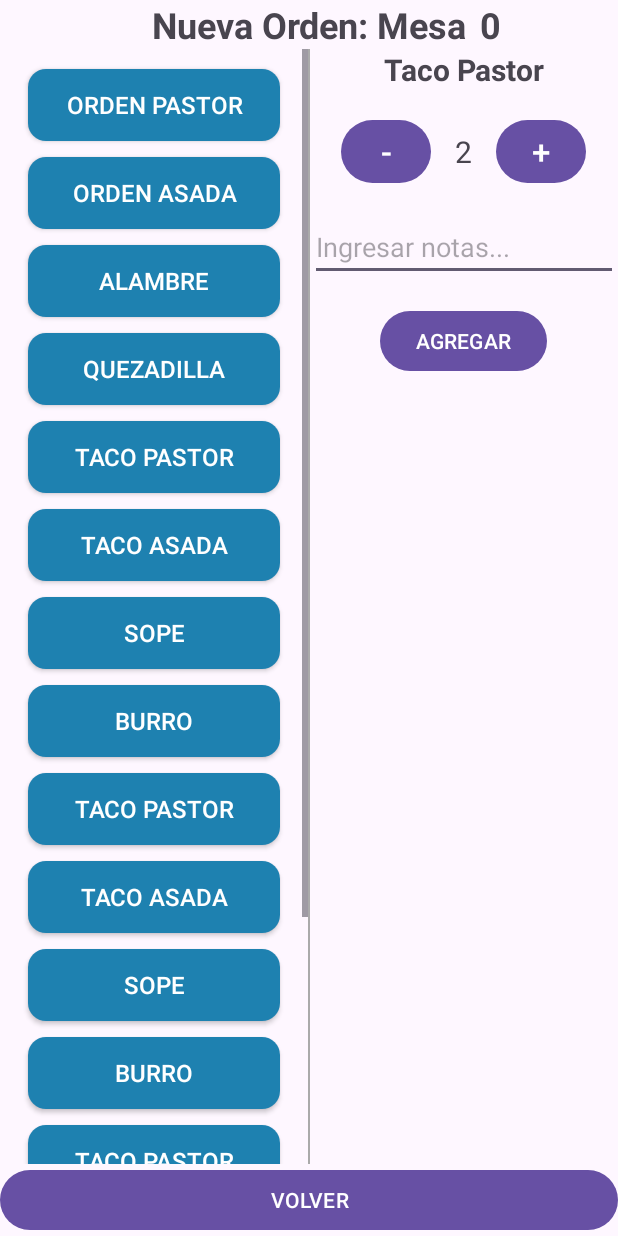
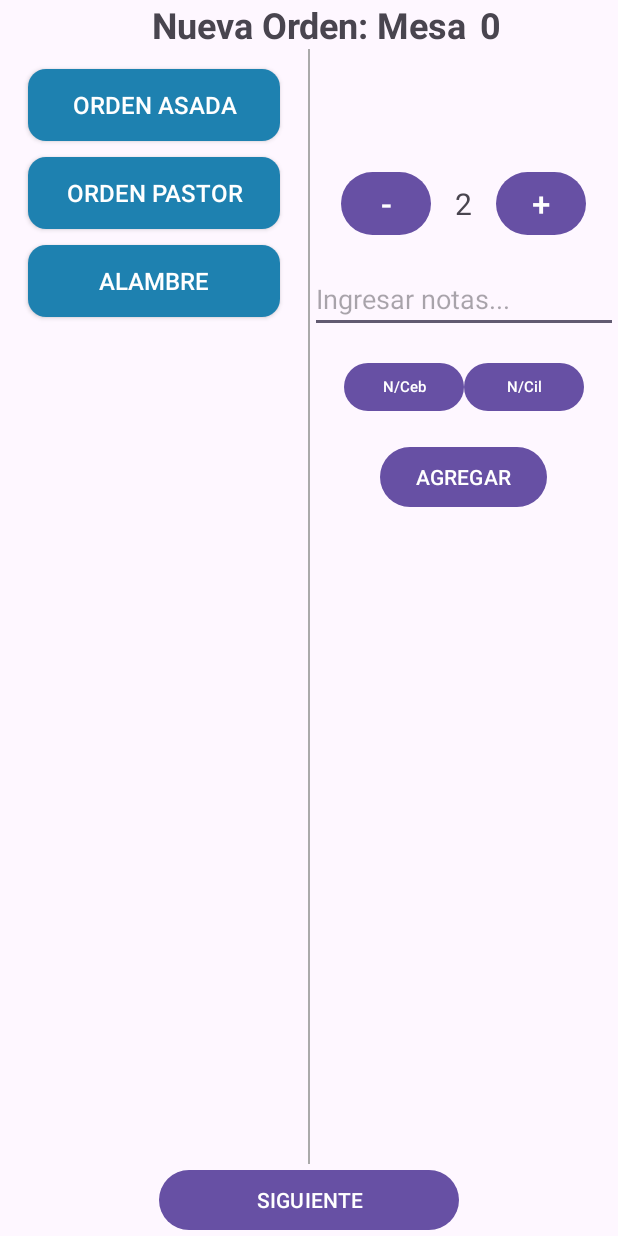
Before and after one commit to eveliastico/SAGV, an Android app: the Menu screen opened directly, with no data from a screen before it, on a phone screen of 412 x 824 dp. Run offline under Robolectric (Android 15) with nearby library versions, the phone set to English and light mode, and no system bars.

```diff
--- a/app/src/main/AndroidManifest.xml
+++ b/app/src/main/AndroidManifest.xml
@@ -12,6 +12,9 @@
         android:supportsRtl="true"
         android:theme="@style/Theme.SAGV"
         tools:targetApi="31">
+        <activity
+            android:name=".ResumenOrden"
+            android:exported="false" />
         <activity
             android:name=".Menu"
             android:exported="false" />
--- /dev/null
+++ b/app/src/main/java/app/strada/sagv/DataClasses/CategoriaProducto.kt
@@ -0,0 +1,7 @@
+package app.strada.sagv.DataClasses
+
+enum class CategoriaProducto {
+    POSTRE,
+    BEBIDA,
+    PLATILLO
+}
--- a/app/src/main/java/app/strada/sagv/DataClasses/Producto.kt
+++ b/app/src/main/java/app/strada/sagv/DataClasses/Producto.kt
@@ -1,3 +1,11 @@
 package app.strada.sagv.DataClasses
 
-data class Producto(var categoria: String, var detalles:String, var cantidad:Int)
+data class Producto(var id:Int, var nombre: String, var precio: Float, var descripcion: String, var categoriaProducto: CategoriaProducto) {
+    companion object {
+        private var ultimoId = 0
+        fun crear(nombre: String, precio: Float, descripcion: String, categoriaProducto: CategoriaProducto): Producto {
+            val nuevoId = ++ultimoId
+            return Producto(nuevoId, nombre, precio, descripcion, categoriaProducto)
+        }
+    }
+}
--- a/app/src/main/java/app/strada/sagv/Menu.kt
+++ b/app/src/main/java/app/strada/sagv/Menu.kt
@@ -2,6 +2,7 @@ package app.strada.sagv
 
 import android.os.Bundle
 import android.widget.Button
+import android.widget.EditText
 import android.widget.LinearLayout
 import android.widget.TextView
 import android.widget.Toast
@@ -11,29 +12,20 @@ import androidx.appcompat.app.AppCompatActivity
 import androidx.core.content.ContextCompat
 import androidx.core.view.ViewCompat
 import androidx.core.view.WindowInsetsCompat
+import app.strada.sagv.DataClasses.CategoriaProducto
+import app.strada.sagv.DataClasses.ContenidoOrden
+import app.strada.sagv.DataClasses.Producto
 
 class Menu : AppCompatActivity() {
 
-    val btnDecrementar = findViewById<Button>(R.id.btnDecrementar)
-    val btnIncrementar = findViewById<Button>(R.id.btnIncrementar)
+    private lateinit var txtPlatilloSeleccionado: TextView
+    private val listaOrdenesMesa = mutableListOf<ContenidoOrden>()
+    private var productoSeleccionado: Producto? = null
 
-    private val platillos = listOf(
-        "Orden Pastor",
-        "Orden Asada",
-        "Alambre",
-        "Quezadilla",
-        "Taco Pastor",
-        "Taco Asada",
-        "Sope",
-        "Burro",
-        "Taco Pastor",
-        "Taco Asada",
-        "Sope",
-        "Burro",
-        "Taco Pastor",
-        "Taco Asada",
-        "Sope",
-        "Burro"
+    private val listaProductos = listOf(
+        Producto.crear("Orden Asada", 60.0f, "4 tacos de asada de puerco", CategoriaProducto.PLATILLO),
+        Producto.crear("Orden Pastor", 60.0f, "4 tacos de pastor de puerco", CategoriaProducto.PLATILLO),
+        Producto.crear("Alambre", 80.0f, "Carne, queso y verdura", CategoriaProducto.PLATILLO)
     )
 
     override fun onCreate(savedInstanceState: Bundle?) {
@@ -43,63 +35,69 @@ class Menu : AppCompatActivity() {
         ViewCompat.setOnApplyWindowInsetsListener(findViewById(R.id.main)) { v, insets ->
             val systemBars = insets.getInsets(WindowInsetsCompat.Type.systemBars())
             v.setPadding(systemBars.left, systemBars.top, systemBars.right, systemBars.bottom)
-
-            // Retornar el insets, ya que es necesario en este contexto
             return@setOnApplyWindowInsetsListener insets
         }
 
+        val btnDecrementar = findViewById<Button>(R.id.btnDecrementar)
+        val btnIncrementar = findViewById<Button>(R.id.btnIncrementar)
         val linearPlatillos = findViewById<LinearLayout>(R.id.linearPlatillos)
+        val txtCantidad = findViewById<TextView>(R.id.txtCantidad)
+        txtPlatilloSeleccionado = findViewById<TextView>(R.id.txtPlatilloSeleccionado)
+        val btnAgregarOrden = findViewById<Button>(R.id.btnAgregar)
+        val etNotas = findViewById<EditText>(R.id.editNotas)
 
-        // Crear botones dinámicos
         agregarBotonesDinamicos(linearPlatillos)
 
-        // Obtener el parametro después de haber configurado la vista
-        val parametro = intent.getStringExtra("categoria")
-        makeText(this, "Parametro recibido: $parametro", LENGTH_LONG).show()
+        btnAgregarOrden.setOnClickListener {
+            if (txtCantidad.text.toString().toInt() == 0) {
+                makeText(this, "Ingresa un platillo", LENGTH_LONG).show()
+            } else if (productoSeleccionado == null) {
+                makeText(this, "Selecciona un platillo", LENGTH_LONG).show()
+            } else {
+                // Registrar la orden
+                val ordenARegistrar = ContenidoOrden.crear(
+                    productoSeleccionado!!,
+                    txtCantidad.text.toString().toInt(),
+                    etNotas.text.toString()
+                )
+                listaOrdenesMesa.add(ordenARegistrar)
+                makeText(this, "Orden registrada", LENGTH_LONG).show()
+            }
+        }
 
-        val tvNumMesa = findViewById<TextView>(R.id.numMesa)
-        val parametroNumMesa = intent.getStringExtra("mesaId")
-        tvNumMesa.text = parametroNumMesa.toString()
+        btnDecrementar.setOnClickListener {
+            if (txtCantidad.text.toString().toInt() > 0) {
+                val decrementarProducto = txtCantidad.text.toString().toInt() - 1
+                txtCantidad.text = decrementarProducto.toString()
+            }
+        }
+
+        btnIncrementar.setOnClickListener {
+            val incrementarProducto = txtCantidad.text.toString().toInt() + 1
+            txtCantidad.text = incrementarProducto.toString()
+        }
     }
 
     private fun agregarBotonesDinamicos(contenedor: LinearLayout) {
-        platillos.forEach { platillo ->
+        listaProductos.forEach { producto ->
             val button = Button(this).apply {
-                text = platillo
+                text = producto.nombre
                 textSize = 16f
                 setTextColor(resources.getColor(android.R.color.white, theme))
                 background = ContextCompat.getDrawable(this@Menu, R.drawable.button_background)
                 setPadding(16, 16, 16, 16)
-
-                // Margen a la izquierda
                 layoutParams = LinearLayout.LayoutParams(
                     LinearLayout.LayoutParams.MATCH_PARENT,
                     LinearLayout.LayoutParams.WRAP_CONTENT
                 ).apply {
-                    setMargins(16, 8, 16, 8) // Margen izquierdo, arriba, derecho, abajo
+                    setMargins(16, 8, 16, 8)
                 }
-
-                // Listener de clic
                 setOnClickListener {
-                    makeText(this@Menu, "Seleccionaste: $platillo", LENGTH_SHORT).show()
+                    makeText(this@Menu, "Seleccionaste: ${producto.nombre}", LENGTH_SHORT).show()
+                    txtPlatilloSeleccionado.text = producto.nombre
                 }
             }
-
-            // Agregar el botón al contenedor
             contenedor.addView(button)
         }
     }
-
-    private fun decrementarProductos(){
-        btnDecrementar.setOnClickListener {
-
-        }
-    }
-
-    private fun IncrementarProductos{
-        btnIncrementar.setOnClickListener {
-
-        }
-    }
-
 }
--- /dev/null
+++ b/app/src/main/res/drawable/button_pressed_background.xml
@@ -0,0 +1,5 @@
+<?xml version="1.0" encoding="utf-8"?>
+<selector xmlns:android="http://schemas.android.com/apk/res/android">
+    <item android:drawable="@color/presionado" android:state_selected="true"/>
+    <item android:drawable="@color/no_presionado" />
+</selector>
--- a/app/src/main/res/layout/activity_menu.xml
+++ b/app/src/main/res/layout/activity_menu.xml
@@ -38,7 +38,7 @@
         android:layout_height="0dp"
         android:fillViewport="true"
         app:layout_constraintTop_toBottomOf="@id/txtTitulo"
-        app:layout_constraintBottom_toTopOf="@id/btnVolver"
+        app:layout_constraintBottom_toTopOf="@id/btnSiguiente"
         app:layout_constraintStart_toStartOf="parent"
         app:layout_constraintEnd_toStartOf="@id/divider">
 
@@ -50,39 +50,37 @@
             android:padding="8dp" />
     </ScrollView>
 
-    <!-- Línea divisora -->
     <View
         android:id="@+id/divider"
         android:layout_width="1dp"
         android:layout_height="0dp"
         android:background="@android:color/darker_gray"
         app:layout_constraintTop_toBottomOf="@id/txtTitulo"
-        app:layout_constraintBottom_toTopOf="@id/btnVolver"
+        app:layout_constraintBottom_toTopOf="@id/btnSiguiente"
         app:layout_constraintStart_toEndOf="@id/scrollPlatillos"
         app:layout_constraintEnd_toStartOf="@id/linearDetalles"/>
 
-    <!-- Sección de detalles -->
     <LinearLayout
         android:id="@+id/linearDetalles"
         android:layout_width="0dp"
-        android:layout_height="0dp"
+        android:layout_height="400dp"
         android:orientation="vertical"
         app:layout_constraintTop_toBottomOf="@id/txtTitulo"
-        app:layout_constraintBottom_toTopOf="@id/btnVolver"
+        app:layout_constraintBottom_toTopOf="@id/btnSiguiente"
         app:layout_constraintStart_toEndOf="@id/divider"
-        app:layout_constraintEnd_toEndOf="parent">
+        app:layout_constraintEnd_toEndOf="parent"
+        app:layout_constraintVertical_bias="0.1">
 
         <TextView
             android:id="@+id/txtPlatilloSeleccionado"
             android:layout_width="wrap_content"
             android:layout_height="wrap_content"
-            android:text="Taco Pastor"
+            android:text=""
             android:textSize="20sp"
             android:textStyle="bold"
             android:layout_gravity="center_horizontal"
             android:layout_marginBottom="16dp"/>
 
-        <!-- Contador de cantidad -->
         <LinearLayout
             android:layout_width="wrap_content"
             android:layout_height="wrap_content"
@@ -115,7 +113,6 @@
                 android:textSize="22dp"/>
         </LinearLayout>
 
-        <!-- Notas -->
         <EditText
             android:id="@+id/editNotas"
             android:layout_width="match_parent"
@@ -125,24 +122,47 @@
             android:gravity="top"
             android:layout_marginBottom="16dp"/>
 
-        <!-- Botón Agregar -->
+    <LinearLayout
+        android:layout_width="wrap_content"
+        android:layout_height="wrap_content"
+        android:orientation="horizontal"
+        android:gravity="center"
+        android:layout_gravity="center_horizontal"
+        android:layout_marginBottom="16dp">
+
+        <Button
+            android:id="@+id/btnNoCebolla"
+            android:layout_width="80dp"
+            android:layout_height="40dp"
+            android:text="N/Ceb"
+            android:textSize="10dp"/>
+
+        <Button
+            android:id="@+id/btnNoCilantro"
+            android:layout_width="80dp"
+            android:layout_height="40dp"
+            android:text="N/Cil"
+            android:textSize="10dp"/>
+
+    </LinearLayout>
+
+
+
         <Button
             android:id="@+id/btnAgregar"
             android:layout_width="wrap_content"
             android:layout_height="wrap_content"
             android:text="AGREGAR"
             android:layout_gravity="center_horizontal"
-
             android:textColor="@android:color/white"/>
 
     </LinearLayout>
 
-    <!-- Botón Volver -->
     <Button
-        android:id="@+id/btnVolver"
-        android:layout_width="match_parent"
+        android:id="@+id/btnSiguiente"
+        android:layout_width="200dp"
         android:layout_height="wrap_content"
-        android:text="VOLVER"
+        android:text="SIGUIENTE"
         app:layout_constraintBottom_toBottomOf="parent"
         app:layout_constraintStart_toStartOf="parent"
         app:layout_constraintEnd_toEndOf="parent"
--- a/app/src/main/res/values/colors.xml
+++ b/app/src/main/res/values/colors.xml
@@ -3,4 +3,7 @@
     <color name="black">#FF000000</color>
     <color name="white">#FFFFFFFF</color>
     <color name="turquesa">#1e81b0</color>
+
+    <color name="color_botones"></color>
+    <color name="btn_presionado"></color>
 </resources>
```
Also changed, not shown: app/src/main/java/app/strada/sagv/DataClasses/ContenidoOrden.kt (added, +16 -0 lines), app/src/main/java/app/strada/sagv/DataClasses/Orden.kt (added, +13 -0 lines), app/src/main/java/app/strada/sagv/ResumenOrden.kt (added, +66 -0 lines), app/src/main/res/layout/activity_resumen_orden.xml (added, +73 -0 lines), app/src/main/res/layout/item_producto.xml (added, +48 -0 lines).
